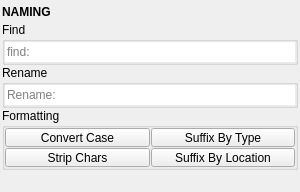
First picture: the form in mayatk/edit_utils/naming/naming.ui, repository m3trik/mayatk, before the edit.
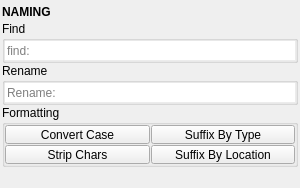
Second picture: the form after the edit. Custom widgets are drawn as their Qt base class.

Diff of the .ui file:
```diff
--- a/mayatk/edit_utils/naming/naming.ui
+++ b/mayatk/edit_utils/naming/naming.ui
@@ -55,7 +55,7 @@
         <property name="minimumSize">
          <size>
           <width>0</width>
-          <height>20</height>
+          <height>19</height>
          </size>
         </property>
         <property name="font">
@@ -95,13 +95,13 @@
            <property name="minimumSize">
             <size>
              <width>0</width>
-             <height>20</height>
+             <height>19</height>
             </size>
            </property>
            <property name="maximumSize">
             <size>
              <width>16777215</width>
-             <height>20</height>
+             <height>19</height>
             </size>
            </property>
            <property name="toolTip">
@@ -144,13 +144,13 @@
            <property name="minimumSize">
             <size>
              <width>0</width>
-             <height>20</height>
+             <height>19</height>
             </size>
            </property>
            <property name="maximumSize">
             <size>
              <width>16777215</width>
-             <height>20</height>
+             <height>19</height>
             </size>
            </property>
            <property name="toolTip">
@@ -333,13 +333,13 @@
         <property name="minimumSize">
          <size>
           <width>0</width>
-          <height>20</height>
+          <height>19</height>
          </size>
         </property>
         <property name="maximumSize">
          <size>
           <width>16777215</width>
-          <height>20</height>
+          <height>19</height>
          </size>
         </property>
        </widget>
```
